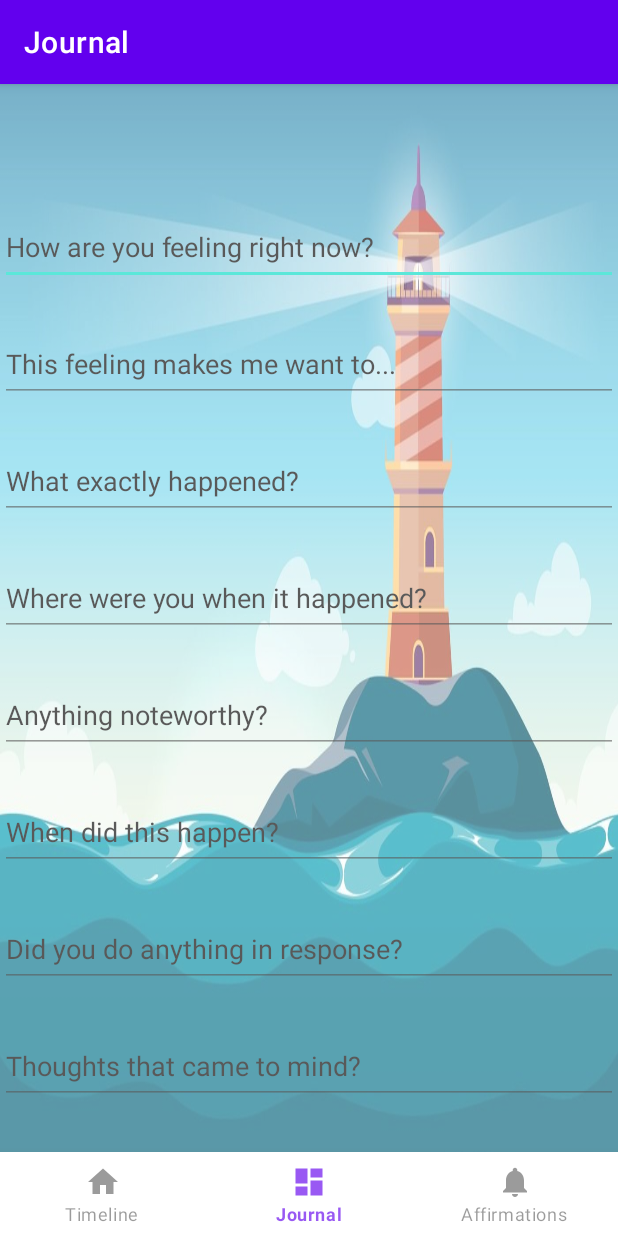
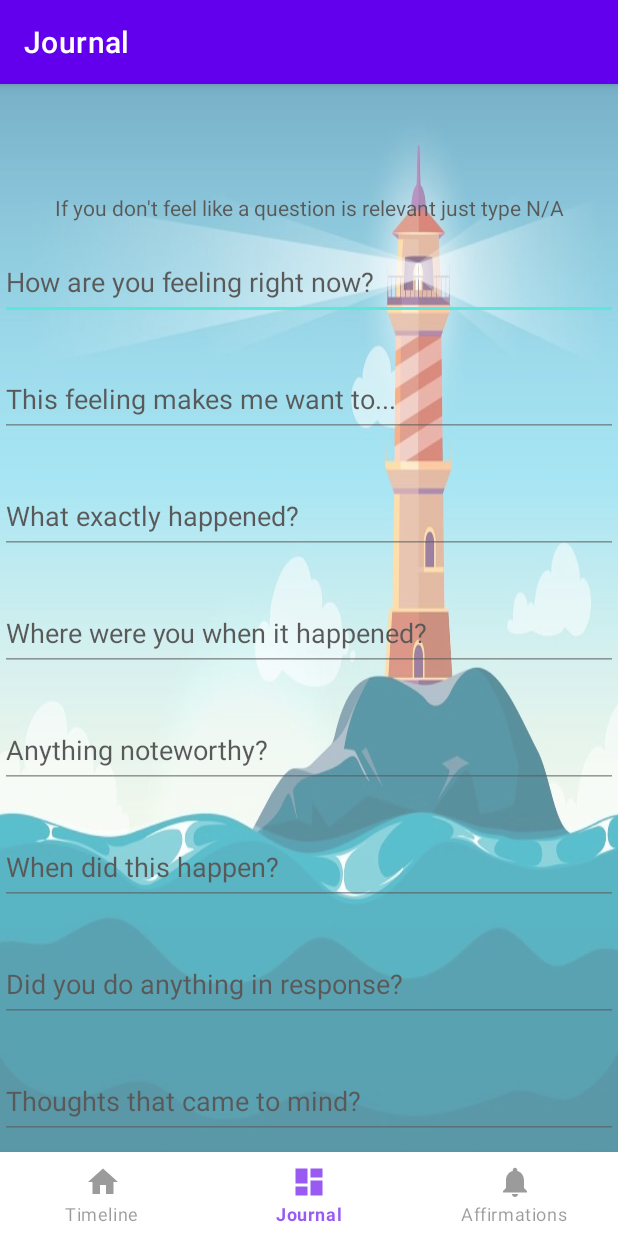
Before and after one commit to blackabyss25/CST-451, an Android app: the screen it shows after launch (MainActivity), on a phone screen of 412 x 824 dp. Run offline under Robolectric (Android 15) with nearby library versions, the phone set to English and light mode, and no system bars; our stand-ins replace navigation-ui.

Commit message:
general update

```diff
--- a/Code/Project/Lighthouse/app/src/main/java/com/example/lighthouse/MainActivity.java
+++ b/Code/Project/Lighthouse/app/src/main/java/com/example/lighthouse/MainActivity.java
@@ -36,7 +36,7 @@ public class MainActivity extends AppCompatActivity {
         BottomNavigationView navView = findViewById(R.id.nav_view);
         // Passing each menu ID as a set of Ids because each
         // menu should be considered as top level destinations.
-        AppBarConfiguration appBarConfiguration = new AppBarConfiguration.Builder(R.id.navigation_timeline, R.id.navigation_journal, R.id.navigation_affirmations).build();
+        AppBarConfiguration appBarConfiguration = new AppBarConfiguration.Builder(R.id.navigation_journal, R.id.navigation_timeline, R.id.navigation_affirmations).build();
         NavController navController = Navigation.findNavController(this, R.id.nav_host_fragment_activity_main);
         NavigationUI.setupActionBarWithNavController(this, navController, appBarConfiguration);
         NavigationUI.setupWithNavController(binding.navView, navController);
--- a/Code/Project/Lighthouse/app/src/main/java/com/example/lighthouse/model/Affirmation.java
+++ b/Code/Project/Lighthouse/app/src/main/java/com/example/lighthouse/model/Affirmation.java
@@ -25,10 +25,6 @@ public class Affirmation implements Serializable{
         return "ID: " + this.id + " Text: " + this.text + " /n";
     }
 
-    private static void saveAffirmation(){
-        //Write affirmation to save file
-    }
-
     public int getId() {
         return id;
     }
--- a/Code/Project/Lighthouse/app/src/main/java/com/example/lighthouse/model/AffirmationEntries.java
+++ b/Code/Project/Lighthouse/app/src/main/java/com/example/lighthouse/model/AffirmationEntries.java
@@ -80,9 +80,7 @@ public class AffirmationEntries {
     public void add(Affirmation na) {
         affirmations.add(na);
     }
-    public Affirmation get(int i){
-        return affirmations.get(i);
-    }
+
     public ArrayList<Affirmation> getAffirmations() {
         return affirmations;
     }
--- a/Code/Project/Lighthouse/app/src/main/java/com/example/lighthouse/model/JournalEntries.java
+++ b/Code/Project/Lighthouse/app/src/main/java/com/example/lighthouse/model/JournalEntries.java
@@ -17,7 +17,6 @@ public class JournalEntries {
         this.journals = new ArrayList<>();
         this.size = 0;
         this.journals = readAllEntries();
-
     }
 
     public Journal getEntry(int id) {
--- a/Code/Project/Lighthouse/app/src/main/java/com/example/lighthouse/ui/journal/JournalFragment.java
+++ b/Code/Project/Lighthouse/app/src/main/java/com/example/lighthouse/ui/journal/JournalFragment.java
@@ -28,13 +28,11 @@ public class JournalFragment extends Fragment {
 
 
     public View onCreateView(@NonNull LayoutInflater inflater, ViewGroup container, Bundle savedInstanceState) {
-        //Toast.makeText(getContext(), "Journal View created",Toast.LENGTH_SHORT).show();
-        JournalViewModel journalViewModel = new ViewModelProvider(this).get(JournalViewModel.class);
         binding = FragmentJournalBinding.inflate(inflater, container, false);
         View root = binding.getRoot();
         ScrollView scrollView = binding.journalScrollView;
 
-
+        //Create Journal Input Objects using EditText views
         EditText currentEmotion = binding.currentEmotionInput;
         EditText resultantActions = binding.resultantActionsInput;
         EditText what = binding.whatInput;
@@ -47,7 +45,10 @@ public class JournalFragment extends Fragment {
         EditText control = binding.controlInput;
         EditText tolerance = binding.canITolerateItInput;
         EditText boundary = binding.boundaryInput;
+        TextView journalLegend = binding.journalLegend;
 
+
+        //For ease, adding all the user input views to a list
         ArrayList<EditText> fields = new ArrayList<>();
         fields.add(currentEmotion);
         fields.add(resultantActions);
@@ -61,7 +62,10 @@ public class JournalFragment extends Fragment {
         fields.add(control);
         fields.add(tolerance);
         fields.add(boundary);
+
+        //Create a submission button
         Button submit = binding.journalSubmit;
+
         journals = new JournalEntries();
 
         submit.setOnClickListener(new View.OnClickListener() {
--- a/Code/Project/Lighthouse/app/src/main/java/com/example/lighthouse/ui/timeline/TimelineFragment.java
+++ b/Code/Project/Lighthouse/app/src/main/java/com/example/lighthouse/ui/timeline/TimelineFragment.java
@@ -39,8 +39,6 @@ public class TimelineFragment extends Fragment {
         TimelineViewModel timelineViewModel = new ViewModelProvider(this).get(TimelineViewModel.class);
         binding = FragmentTimelineBinding.inflate(inflater, container, false);
         View root = binding.getRoot();
-        final TextView textView = binding.textTimeline;
-        timelineViewModel.getText().observe(getViewLifecycleOwner(), textView::setText);
 
         TextView noMemoriesYetTextView = binding.noMemoriesYetTextView;
         LinearLayout timelineJournalEntries = binding.getRoot().findViewById(R.id.timelineMemories);
--- a/Code/Project/Lighthouse/app/src/main/res/layout/activity_main.xml
+++ b/Code/Project/Lighthouse/app/src/main/res/layout/activity_main.xml
@@ -6,9 +6,21 @@
     android:layout_width="match_parent"
     android:layout_height="match_parent"
     android:alpha=".65"
-    android:background="@drawable/lighthouse"
-    android:paddingTop="?attr/actionBarSize">
+    android:background="@drawable/lighthouse">
 
+    <fragment
+        android:id="@+id/nav_host_fragment_activity_main"
+        android:name="androidx.navigation.fragment.NavHostFragment"
+        android:layout_width="match_parent"
+        android:layout_height="638dp"
+        app:defaultNavHost="true"
+        app:layout_constraintBottom_toTopOf="@+id/nav_view"
+        app:layout_constraintEnd_toEndOf="parent"
+        app:layout_constraintHorizontal_bias="0.0"
+        app:layout_constraintStart_toStartOf="parent"
+        app:layout_constraintTop_toTopOf="parent"
+        app:layout_constraintVertical_bias="0.982"
+        app:navGraph="@navigation/mobile_navigation" />
 
     <com.google.android.material.bottomnavigation.BottomNavigationView
         android:id="@+id/nav_view"
@@ -22,20 +34,5 @@
         app:layout_constraintRight_toRightOf="parent"
         app:menu="@menu/bottom_nav_menu" />
 
-    <fragment
-        android:id="@+id/nav_host_fragment_activity_main"
-        android:name="androidx.navigation.fragment.NavHostFragment"
-        android:layout_width="match_parent"
-        android:layout_height="match_parent"
-        android:layout_marginBottom="50dp"
-        app:defaultNavHost="true"
-
-        app:layout_constraintBottom_toTopOf="@+id/nav_view"
-        app:layout_constraintEnd_toEndOf="parent"
-        app:layout_constraintHorizontal_bias="1.0"
-        app:layout_constraintStart_toStartOf="parent"
-        app:layout_constraintTop_toTopOf="parent"
-        app:layout_constraintVertical_bias="0.0"
-        app:navGraph="@navigation/mobile_navigation" />
 
 </androidx.constraintlayout.widget.ConstraintLayout>
--- a/Code/Project/Lighthouse/app/src/main/res/layout/fragment_journal.xml
+++ b/Code/Project/Lighthouse/app/src/main/res/layout/fragment_journal.xml
@@ -6,18 +6,33 @@
     android:layout_height="match_parent"
     tools:context=".ui.journal.JournalFragment">
 
+
+    <TextView
+        android:id="@+id/journalLegend"
+        android:layout_width="wrap_content"
+        android:layout_height="wrap_content"
+        android:text="@string/if_you_don_t_feel_like_a_question_is_relevant_just_type_n_a"
+        android:textAlignment="center"
+        android:textColor="@color/black"
+        app:layout_constraintBottom_toTopOf="@id/journalScrollView"
+        app:layout_constraintEnd_toEndOf="parent"
+        app:layout_constraintStart_toStartOf="parent"
+        app:layout_constraintTop_toTopOf="parent"
+        app:layout_constraintVertical_bias="0.0"></TextView>
+
     <ScrollView
         android:id="@+id/journalScrollView"
         android:layout_width="match_parent"
-        android:layout_height="match_parent"
+        android:layout_height="625dp"
         app:layout_constraintBottom_toBottomOf="parent"
         app:layout_constraintEnd_toEndOf="parent"
         app:layout_constraintStart_toStartOf="parent"
         app:layout_constraintTop_toTopOf="parent">
+
         <LinearLayout
             android:layout_width="match_parent"
             android:layout_height="wrap_content"
-            android:orientation="vertical" >
+            android:orientation="vertical">
 
             <EditText
                 android:id="@+id/currentEmotionInput"
@@ -26,9 +41,10 @@
                 android:layout_marginTop="28dp"
                 android:ems="10"
                 android:hint="@string/currentFeeling"
+                android:importantForAutofill="no"
+                android:inputType="textShortMessage|textPersonName"
+                android:textColor="@color/black"
                 android:textColorHint="@color/black"
-                android:textColor="@color/black"
-                android:inputType="textShortMessage|textPersonName"
                 app:layout_constraintEnd_toEndOf="parent"
                 app:layout_constraintHorizontal_bias="0.49"
                 app:layout_constraintStart_toStartOf="parent"
@@ -41,9 +57,10 @@
                 android:layout_marginTop="28dp"
                 android:ems="10"
                 android:hint="@string/resultantActions"
+                android:importantForAutofill="no"
+                android:inputType="textPersonName"
+                android:textColor="@color/black"
                 android:textColorHint="@color/black"
-                android:textColor="@color/black"
-                android:inputType="textPersonName"
                 app:layout_constraintEnd_toEndOf="parent"
                 app:layout_constraintHorizontal_bias="0.484"
                 app:layout_constraintStart_toStartOf="parent"
@@ -56,9 +73,10 @@
                 android:layout_marginTop="28dp"
                 android:ems="10"
                 android:hint="@string/what"
+                android:importantForAutofill="no"
+                android:inputType="textPersonName"
+                android:textColor="@color/black"
                 android:textColorHint="@color/black"
-                android:textColor="@color/black"
-                android:inputType="textPersonName"
                 app:layout_constraintEnd_toEndOf="parent"
                 app:layout_constraintHorizontal_bias="0.484"
                 app:layout_constraintStart_toStartOf="parent"
@@ -71,9 +89,10 @@
                 android:layout_marginTop="28dp"
                 android:ems="10"
                 android:hint="@string/where"
+                android:importantForAutofill="no"
+                android:inputType="textPersonName"
+                android:textColor="@color/black"
                 android:textColorHint="@color/black"
-                android:textColor="@color/black"
-                android:inputType="textPersonName"
                 app:layout_constraintEnd_toEndOf="parent"
                 app:layout_constraintHorizontal_bias="0.484"
                 app:layout_constraintStart_toStartOf="parent"
@@ -86,9 +105,10 @@
                 android:layout_marginTop="28dp"
                 android:ems="10"
                 android:hint="@string/noticed"
+                android:importantForAutofill="no"
+                android:inputType="textPersonName"
+                android:textColor="@color/black"
                 android:textColorHint="@color/black"
-                android:textColor="@color/black"
-                android:inputType="textPersonName"
                 app:layout_constraintEnd_toEndOf="parent"
                 app:layout_constraintHorizontal_bias="0.484"
                 app:layout_constraintStart_toStartOf="parent"
@@ -102,9 +122,10 @@
                 android:alpha="1.25"
                 android:ems="10"
                 android:hint="@string/whenIFelt"
+                android:importantForAutofill="no"
+                android:inputType="textPersonName"
+                android:textColor="@color/black"
                 android:textColorHint="@color/black"
-                android:textColor="@color/black"
-                android:inputType="textPersonName"
                 app:layout_constraintEnd_toEndOf="parent"
                 app:layout_constraintHorizontal_bias="0.484"
                 app:layout_constraintStart_toStartOf="parent"
@@ -117,9 +138,10 @@
                 android:layout_marginTop="28dp"
                 android:ems="10"
                 android:hint="@string/did_you_do_anything_in_response"
+                android:importantForAutofill="no"
+                android:inputType="textPersonName"
+                android:textColor="@color/black"
                 android:textColorHint="@color/black"
-                android:textColor="@color/black"
-                android:inputType="textPersonName"
                 app:layout_constraintEnd_toEndOf="parent"
                 app:layout_constraintHorizontal_bias="0.495"
                 app:layout_constraintStart_toStartOf="parent"
@@ -132,9 +154,10 @@
                 android:layout_marginTop="28dp"
                 android:ems="10"
                 android:hint="@string/theThoughtsThatCameToMind"
+                android:importantForAutofill="no"
+                android:inputType="textPersonName"
+                android:textColor="@color/black"
                 android:textColorHint="@color/black"
-                android:textColor="@color/black"
-                android:inputType="textPersonName"
                 app:layout_constraintEnd_toEndOf="parent"
                 app:layout_constraintHorizontal_bias="0.495"
                 app:layout_constraintStart_toStartOf="parent"
@@ -147,9 +170,10 @@
                 android:layout_marginTop="28dp"
                 android:ems="10"
                 android:hint="@string/appropriateReaction"
+                android:importantForAutofill="no"
+                android:inputType="textPersonName"
+                android:textColor="@color/black"
                 android:textColorHint="@color/black"
-                android:textColor="@color/black"
-                android:inputType="textPersonName"
                 app:layout_constraintEnd_toEndOf="parent"
                 app:layout_constraintHorizontal_bias="0.495"
                 app:layout_constraintStart_toStartOf="parent"
@@ -162,9 +186,10 @@
                 android:layout_marginTop="28dp"
                 android:ems="10"
                 android:hint="@string/isTheSituationControllable"
+                android:importantForAutofill="no"
+                android:inputType="textPersonName"
+                android:textColor="@color/black"
                 android:textColorHint="@color/black"
-                android:textColor="@color/black"
-                android:inputType="textPersonName"
                 app:layout_constraintEnd_toEndOf="parent"
                 app:layout_constraintHorizontal_bias="0.495"
                 app:layout_constraintStart_toStartOf="parent"
@@ -177,9 +202,10 @@
                 android:layout_marginTop="28dp"
                 android:ems="10"
                 android:hint="@string/canITolerateIt"
+                android:importantForAutofill="no"
+                android:inputType="textPersonName"
+                android:textColor="@color/black"
                 android:textColorHint="@color/black"
-                android:textColor="@color/black"
-                android:inputType="textPersonName"
                 app:layout_constraintEnd_toEndOf="parent"
                 app:layout_constraintHorizontal_bias="0.495"
                 app:layout_constraintStart_toStartOf="parent"
@@ -192,9 +218,10 @@
                 android:layout_marginTop="28dp"
                 android:ems="10"
                 android:hint="@string/boundaryToSet"
+                android:importantForAutofill="no"
+                android:inputType="textPersonName"
+                android:textColor="@color/black"
                 android:textColorHint="@color/black"
-                android:textColor="@color/black"
-                android:inputType="textPersonName"
                 app:layout_constraintEnd_toEndOf="parent"
                 app:layout_constraintHorizontal_bias="0.484"
                 app:layout_constraintStart_toStartOf="parent"
@@ -205,14 +232,14 @@
                 android:layout_width="match_parent"
                 android:layout_height="wrap_content"
                 android:layout_margin="5dp"
+                android:onClick="submitJournal"
                 android:text="@string/finish"
                 android:textAlignment="center"
                 app:layout_constraintBottom_toBottomOf="parent"
                 app:layout_constraintEnd_toEndOf="parent"
                 app:layout_constraintStart_toStartOf="parent"
                 app:layout_constraintTop_toBottomOf="@+id/boundaryInput"
-                app:layout_constraintVertical_bias="0.0"
-                android:onClick="submitJournal"/>
+                app:layout_constraintVertical_bias="0.0" />
 
         </LinearLayout>
     </ScrollView>
--- a/Code/Project/Lighthouse/app/src/main/res/values/strings.xml
+++ b/Code/Project/Lighthouse/app/src/main/res/values/strings.xml
@@ -54,5 +54,8 @@
     <string name="finish">Finish</string>
     <string name="affirmation">Affirmation</string>
     <string name="affirmations">Affirmations</string>
+    <string name="if_you_don_t_feel_like_a_question_is_relevant_just_type_n_a">If you don\'t feel like a question is relevant just type N/A</string>
+    <string name="click_a_journal_entry_to_view_it_s_details">Click a journal entry to view it\'s details</string>
+    <string name="here_is_a_list_of_your_journal_entries">Here is a list of your journal entries</string>
 
 </resources>
```
Also changed, not shown: Code/Project/Lighthouse/app/src/main/AndroidManifest.xml (+9 -1 lines), Code/Project/Lighthouse/app/src/main/java/com/example/lighthouse/model/NotificationPusher.java (+39 -15 lines), Code/Project/Lighthouse/app/src/main/java/com/example/lighthouse/ui/affirmations/AffirmationsFragment.java (+126 -82 lines), Code/Project/Lighthouse/app/src/main/res/layout/fragment_timeline.xml (+41 -22 lines), 4 other files.
